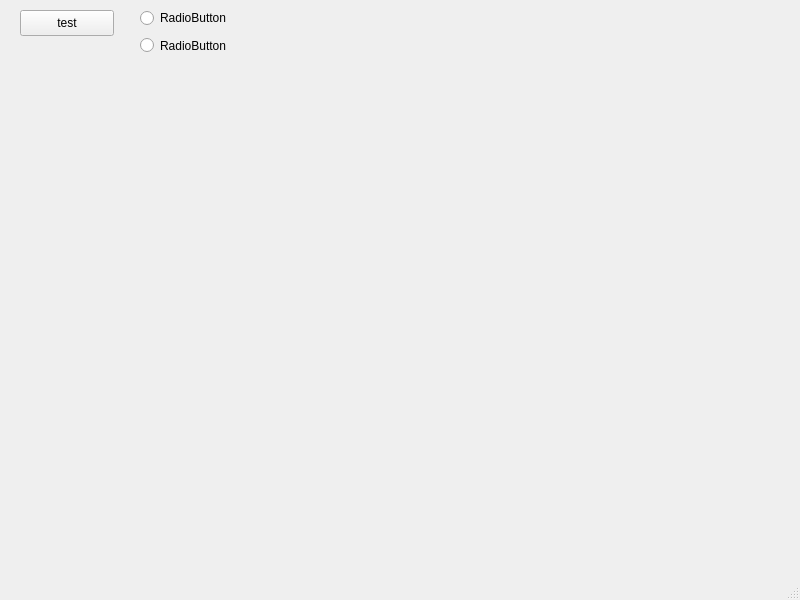
wlffeng2008/JustATest, file mainwindow.ui: the form before one commit.
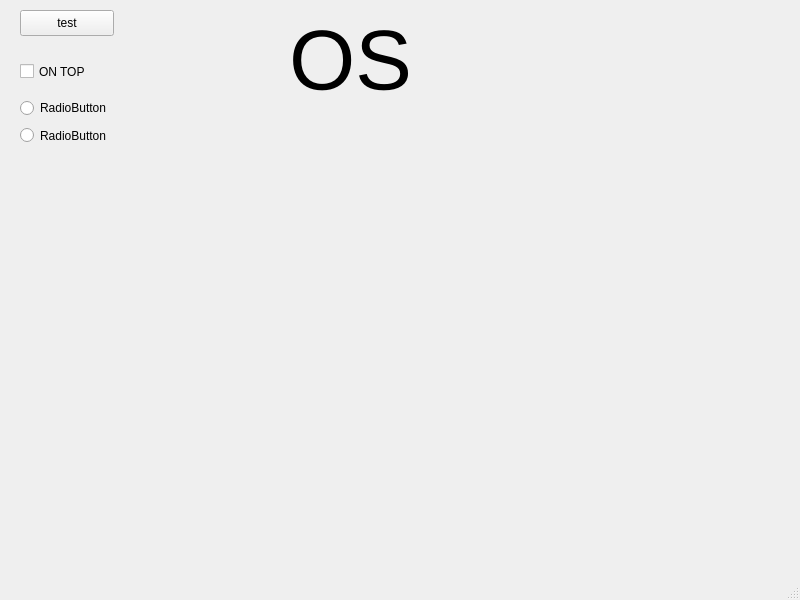
The form after the commit. Custom widgets are drawn as their Qt base class.

Commit message: check box

What changed in the file:
```diff
--- a/mainwindow.ui
+++ b/mainwindow.ui
@@ -30,8 +30,8 @@
    <widget class="CustumRadioButton" name="radioButton">
     <property name="geometry">
      <rect>
-      <x>140</x>
-      <y>10</y>
+      <x>20</x>
+      <y>100</y>
       <width>121</width>
       <height>16</height>
      </rect>
@@ -43,8 +43,8 @@
    <widget class="CustumRadioButton" name="radioButton_2">
     <property name="geometry">
      <rect>
-      <x>140</x>
-      <y>30</y>
+      <x>20</x>
+      <y>120</y>
       <width>191</width>
       <height>31</height>
      </rect>
@@ -53,6 +53,40 @@
      <string>RadioButton</string>
     </property>
    </widget>
+   <widget class="QCheckBox" name="checkBoxTop">
+    <property name="geometry">
+     <rect>
+      <x>20</x>
+      <y>60</y>
+      <width>91</width>
+      <height>23</height>
+     </rect>
+    </property>
+    <property name="text">
+     <string>ON TOP</string>
+    </property>
+   </widget>
+   <widget class="QLabel" name="labelOS">
+    <property name="geometry">
+     <rect>
+      <x>180</x>
+      <y>10</y>
+      <width>341</width>
+      <height>101</height>
+     </rect>
+    </property>
+    <property name="font">
+     <font>
+      <pointsize>64</pointsize>
+     </font>
+    </property>
+    <property name="text">
+     <string>OS</string>
+    </property>
+    <property name="alignment">
+     <set>Qt::AlignmentFlag::AlignCenter</set>
+    </property>
+   </widget>
   </widget>
   <widget class="QMenuBar" name="menubar">
    <property name="geometry">
```
The commit also changes 58 other files.
